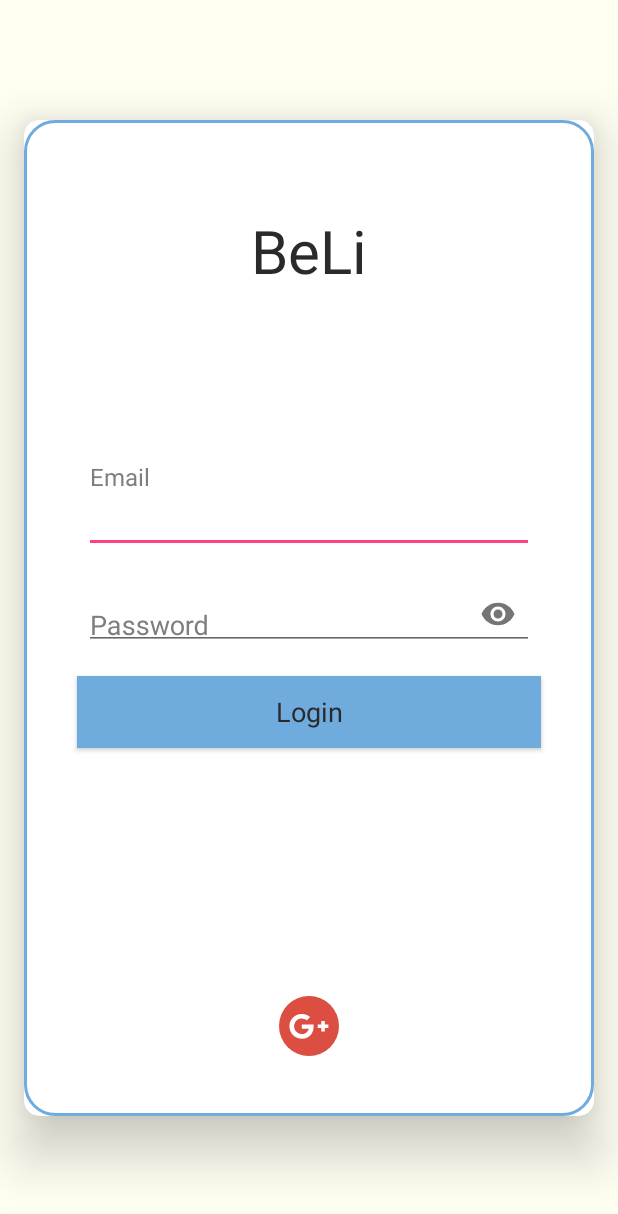
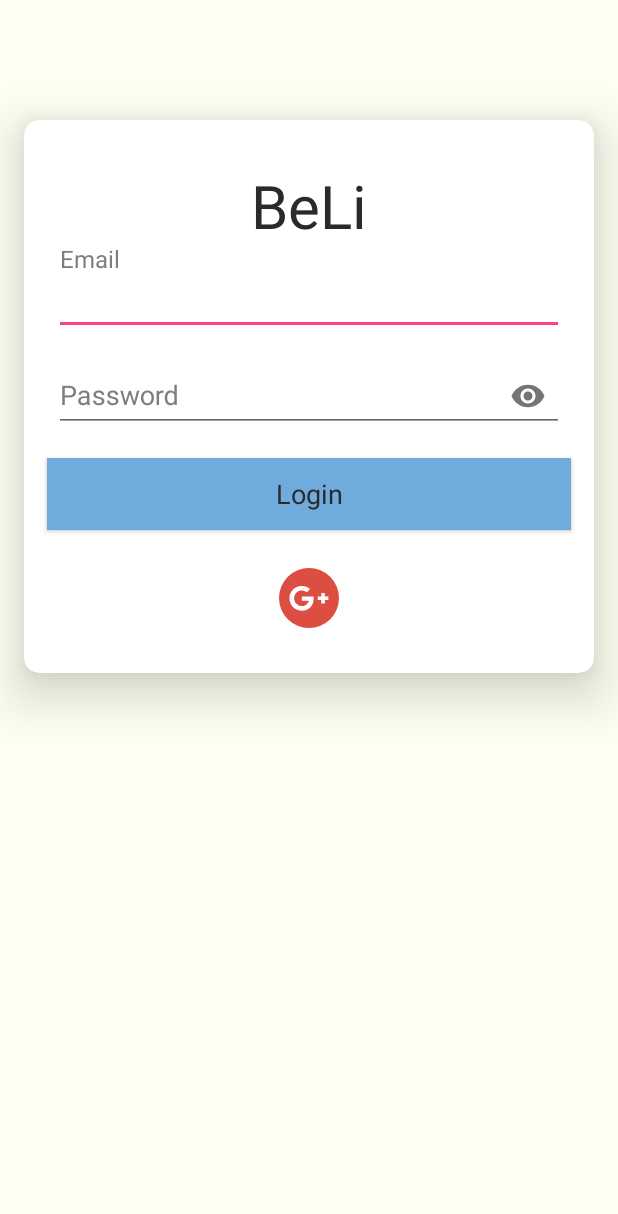
Before and after one commit to beli-ppl/android, an Android app: the screen it shows after launch (LoginActivity), on a phone screen of 412 x 824 dp. Shown: the top 1214 px of the screen. Run offline under Robolectric (Android 15) with nearby library versions, the phone set to English and light mode, and no system bars.

Commit message:
Make login page responsive

```diff
--- a/app/src/main/java/com/example/beli/ui/homepage/HomeActivity.java
+++ b/app/src/main/java/com/example/beli/ui/homepage/HomeActivity.java
@@ -21,7 +21,7 @@ public class HomeActivity extends AppCompatActivity {
 
         tabLayout.addTab(tabLayout.newTab().setText(R.string.tab_label1));
         tabLayout.addTab(tabLayout.newTab().setText(R.string.tab_label2));
-        tabLayout.setTabGravity(TabLayout.GRAVITY_FILL);
+
 
         final ViewPager viewPager = (ViewPager) findViewById(R.id.pager);
         final PagerAdapter adapter = new PagerAdapter
--- a/app/src/main/res/layout/activity_home.xml
+++ b/app/src/main/res/layout/activity_home.xml
@@ -14,7 +14,8 @@
         android:background="@color/cyan_dark"
         android:minHeight="?attr/actionBarSize"
         app:tabTextColor="@color/white"
-        android:theme="@style/ThemeOverlay.AppCompat.Dark.ActionBar"
+        app:tabGravity="fill"
+        app:tabMode="fixed"
         app:tabIndicatorColor="@color/palleteLight"/>
 
     <android.support.v4.view.ViewPager
@@ -22,5 +23,4 @@
         android:layout_width="match_parent"
         android:layout_height="fill_parent"
         android:layout_above="@id/tab_layout"/>
-
 </RelativeLayout>
--- a/app/src/main/res/layout/activity_login.xml
+++ b/app/src/main/res/layout/activity_login.xml
@@ -13,16 +13,20 @@
   ~ limitations under the License
   -->
 
-<RelativeLayout xmlns:android="http://schemas.android.com/apk/res/android"
+<ScrollView xmlns:android="http://schemas.android.com/apk/res/android"
     xmlns:app="http://schemas.android.com/apk/res-auto"
     android:id="@+id/activity_main"
     android:layout_width="match_parent"
     android:layout_height="match_parent"
     android:background="#fffff2">
 
+    <RelativeLayout
+        android:layout_width="match_parent"
+        android:layout_height="wrap_content">
+
         <android.support.v7.widget.CardView
             android:layout_width="match_parent"
-        android:layout_height="match_parent"
+            android:layout_height="wrap_content"
             android:layout_marginBottom="80dp"
             android:layout_marginLeft="16dp"
             android:layout_marginRight="16dp"
@@ -30,32 +34,18 @@
             app:cardCornerRadius="10dp"
             app:cardElevation="22dp">
 
-        <RelativeLayout
+            <LinearLayout
                 android:layout_width="match_parent"
-            android:layout_height="match_parent">
-
-            <ImageView
-                android:layout_width="match_parent"
-                android:layout_height="match_parent"
-                android:src="@drawable/card_border"
-                />
-
-        </RelativeLayout>
+                android:layout_height="wrap_content"
+                android:orientation="vertical">
 
                 <TextView
                     android:layout_width="wrap_content"
                     android:layout_height="wrap_content"
                     android:layout_gravity="center|top"
-            android:layout_marginTop="60dp"
+                    android:layout_marginTop="30dp"
                     android:text="@string/login_title"
                     android:textSize="40sp" />
-
-        <LinearLayout
-            android:layout_width="match_parent"
-            android:layout_height="wrap_content"
-            android:layout_gravity="center"
-            android:layout_margin="20dp"
-            android:orientation="vertical">
 
                 <android.support.design.widget.TextInputLayout
                     android:layout_width="match_parent"
@@ -71,7 +61,6 @@
                         android:layout_marginLeft="20dp"
                         android:layout_marginRight="20dp"
                         android:cursorVisible="true"
-                    android:gravity="center|left|bottom"
                         android:hint="@string/email"
                         android:inputType="textEmailAddress"
                         android:maxLength="50"
@@ -98,7 +87,6 @@
                         android:layout_marginRight="20dp"
                         android:layout_marginTop="30dp"
                         android:cursorVisible="true"
-                    android:gravity="center|left|bottom"
                         android:inputType="textPassword"
                         android:maxLength="50"
                         android:paddingBottom="10dp"
@@ -118,24 +106,17 @@
                     android:textSize="18dp"
                     android:background="#6facdd"/>
 
-        </LinearLayout>
-
-        <LinearLayout
-            android:layout_width="wrap_content"
-            android:layout_height="wrap_content"
-            android:layout_gravity="bottom|center"
-            android:layout_marginBottom="40dp"
-            android:orientation="horizontal">
-
                 <ImageButton
                     android:id="@+id/google_login"
                     android:layout_width="40dp"
                     android:layout_height="40dp"
+                    android:layout_marginTop="10dp"
+                    android:layout_marginBottom="30dp"
                     android:background="@color/transparent"
                     android:scaleType="centerCrop"
-                app:srcCompat="@drawable/ic_google_login" />
-
+                    app:srcCompat="@drawable/ic_google_login"
+                    android:layout_gravity="center"/>
             </LinearLayout>
         </android.support.v7.widget.CardView>
-
     </RelativeLayout>
+</ScrollView>
```
Lines whose indentation alone changed are shown as unchanged.
